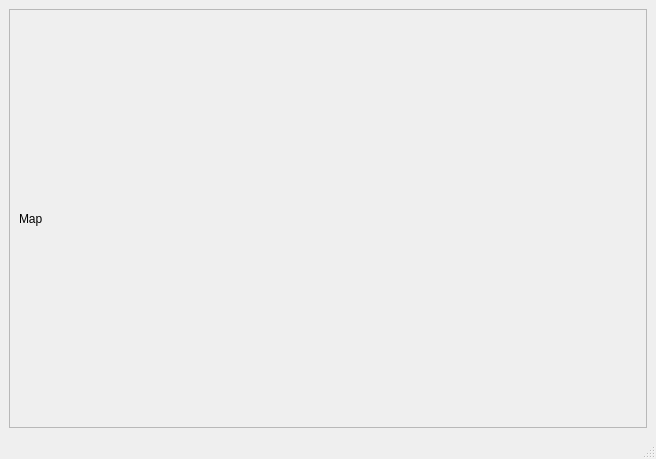
First picture: the form in usablemaps/gui/MapInterface.ui, repository ZZU1U/useableMaps, before the edit.
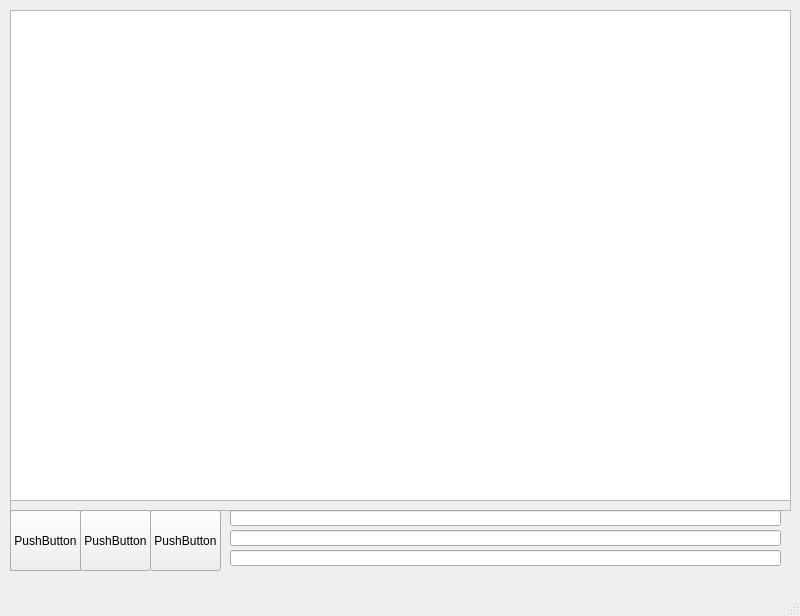
Second picture: the form after the edit.

Commit message: Добавлены строки ввода и кнопки для режимов карты

The edit to the form file:
```diff
--- a/usablemaps/gui/MapInterface.ui
+++ b/usablemaps/gui/MapInterface.ui
@@ -6,35 +6,151 @@
    <rect>
     <x>0</x>
     <y>0</y>
-    <width>656</width>
-    <height>459</height>
+    <width>800</width>
+    <height>616</height>
    </rect>
   </property>
   <property name="windowTitle">
    <string>MainWindow</string>
   </property>
   <widget class="QWidget" name="centralwidget">
-   <layout class="QHBoxLayout" name="horizontalLayout">
-    <item>
-     <widget class="QFrame" name="mainFrame">
-      <property name="frameShape">
-       <enum>QFrame::StyledPanel</enum>
-      </property>
-      <property name="frameShadow">
-       <enum>QFrame::Raised</enum>
-      </property>
-      <layout class="QHBoxLayout" name="horizontalLayout_2">
-       <item>
-        <widget class="QLabel" name="mapView">
-         <property name="text">
-          <string>Map</string>
-         </property>
-        </widget>
-       </item>
-      </layout>
-     </widget>
-    </item>
-   </layout>
+   <widget class="QFrame" name="frame">
+    <property name="geometry">
+     <rect>
+      <x>10</x>
+      <y>10</y>
+      <width>781</width>
+      <height>501</height>
+     </rect>
+    </property>
+    <property name="frameShape">
+     <enum>QFrame::StyledPanel</enum>
+    </property>
+    <property name="frameShadow">
+     <enum>QFrame::Raised</enum>
+    </property>
+    <widget class="QGraphicsView" name="mapView">
+     <property name="geometry">
+      <rect>
+       <x>0</x>
+       <y>0</y>
+       <width>781</width>
+       <height>491</height>
+      </rect>
+     </property>
+    </widget>
+   </widget>
+   <widget class="QFrame" name="frame_2">
+    <property name="geometry">
+     <rect>
+      <x>10</x>
+      <y>510</y>
+      <width>71</width>
+      <height>61</height>
+     </rect>
+    </property>
+    <property name="frameShape">
+     <enum>QFrame::StyledPanel</enum>
+    </property>
+    <property name="frameShadow">
+     <enum>QFrame::Raised</enum>
+    </property>
+    <widget class="QPushButton" name="button_scheme">
+     <property name="geometry">
+      <rect>
+       <x>0</x>
+       <y>0</y>
+       <width>71</width>
+       <height>61</height>
+      </rect>
+     </property>
+     <property name="text">
+      <string>PushButton</string>
+     </property>
+    </widget>
+   </widget>
+   <widget class="QSplitter" name="splitter">
+    <property name="geometry">
+     <rect>
+      <x>0</x>
+      <y>0</y>
+      <width>0</width>
+      <height>0</height>
+     </rect>
+    </property>
+    <property name="orientation">
+     <enum>Qt::Horizontal</enum>
+    </property>
+   </widget>
+   <widget class="QSplitter" name="splitter_2">
+    <property name="geometry">
+     <rect>
+      <x>0</x>
+      <y>0</y>
+      <width>0</width>
+      <height>0</height>
+     </rect>
+    </property>
+    <property name="orientation">
+     <enum>Qt::Vertical</enum>
+    </property>
+   </widget>
+   <widget class="QLineEdit" name="LE_Coordinates1">
+    <property name="geometry">
+     <rect>
+      <x>230</x>
+      <y>510</y>
+      <width>551</width>
+      <height>16</height>
+     </rect>
+    </property>
+   </widget>
+   <widget class="QPushButton" name="button_sputnik">
+    <property name="geometry">
+     <rect>
+      <x>80</x>
+      <y>510</y>
+      <width>71</width>
+      <height>61</height>
+     </rect>
+    </property>
+    <property name="text">
+     <string>PushButton</string>
+    </property>
+   </widget>
+   <widget class="QPushButton" name="button_hybrid">
+    <property name="geometry">
+     <rect>
+      <x>150</x>
+      <y>510</y>
+      <width>71</width>
+      <height>61</height>
+     </rect>
+    </property>
+    <property name="text">
+     <string>PushButton</string>
+    </property>
+   </widget>
+   <widget class="QLineEdit" name="LE_Coordinates2">
+    <property name="geometry">
+     <rect>
+      <x>230</x>
+      <y>530</y>
+      <width>551</width>
+      <height>16</height>
+     </rect>
+    </property>
+   </widget>
+   <widget class="QLineEdit" name="LE_Scale">
+    <property name="geometry">
+     <rect>
+      <x>230</x>
+      <y>550</y>
+      <width>551</width>
+      <height>16</height>
+     </rect>
+    </property>
+   </widget>
   </widget>
   <widget class="QMenuBar" name="menubar">
    <property name="geometry">
```
Left out of the diff: 4 changed lines with no effect on the pictures.
